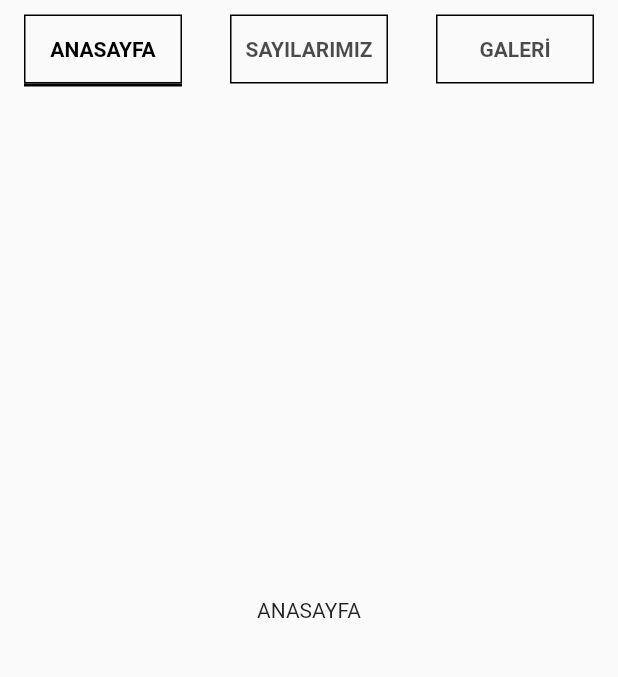
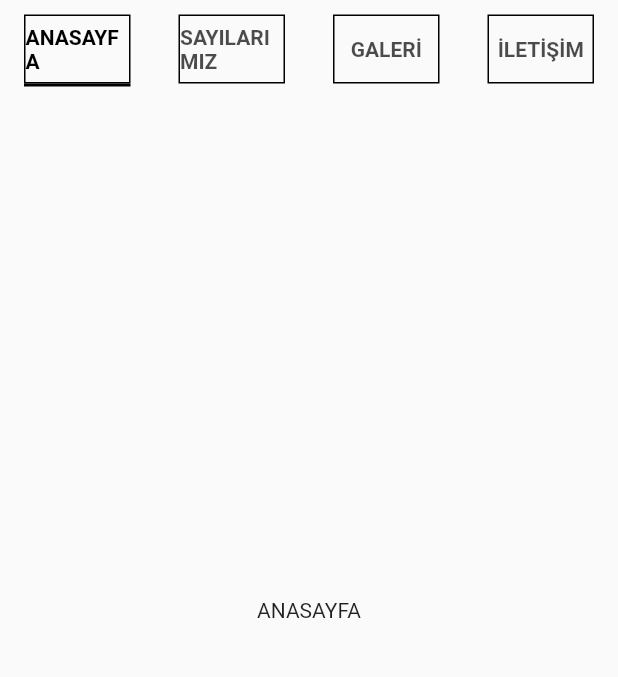
Before and after one commit to tahsin-emre/kaplumbagafanzin, a Flutter app: the screen it shows after launch, on a phone screen of 412 x 824 dp, the part 101-778 px from its top. Run offline on Flutter 3.47's test engine with Material 2 defaults, Android fonts, the phone set to English and light mode, and no system bars.

Commit message:
navigator 3

```diff
--- a/lib/home.dart
+++ b/lib/home.dart
@@ -12,7 +12,8 @@ class _HomeState extends State<Home> with SingleTickerProviderStateMixin {
   late TabController _tabcontroller;
   @override
   void initState() {
-    _tabcontroller = TabController(length: 3, vsync: this, initialIndex: 0);
+    _tabcontroller =
+        TabController(length: tabs.length, vsync: this, initialIndex: 0);
     super.initState();
   }
 
@@ -61,26 +62,7 @@ class _HomeState extends State<Home> with SingleTickerProviderStateMixin {
         labelColor: Colors.black,
         controller: _tabcontroller,
         overlayColor: MaterialStateProperty.all(Colors.transparent),
-        tabs: [
-          Tab(
-            child: Container(
-              decoration: BoxDecoration(border: Border.all()),
-              child: Center(child: Text('ANASAYFA')),
-            ),
-          ),
-          Tab(
-            child: Container(
-              decoration: BoxDecoration(border: Border.all()),
-              child: Center(child: Text('SAYILARIMIZ')),
-            ),
-          ),
-          Tab(
-            child: Container(
-              decoration: BoxDecoration(border: Border.all()),
-              child: Center(child: Text('GALERİ')),
-            ),
-          ),
-        ],
+        tabs: tabs,
       ),
     );
   }
@@ -89,7 +71,7 @@ class _HomeState extends State<Home> with SingleTickerProviderStateMixin {
     return TabBarView(
       controller: _tabcontroller,
       physics: NeverScrollableScrollPhysics(),
-      children: [Anasayfa(), Sayilarimiz(), Galeri()],
+      children: [Anasayfa(), Sayilarimiz(), Galeri(), Galeri()],
     );
   }
 
@@ -108,4 +90,33 @@ class _HomeState extends State<Home> with SingleTickerProviderStateMixin {
       ),
     );
   }
+
+  List<Widget> get tabs {
+    return [
+      Tab(
+        child: Container(
+          decoration: BoxDecoration(border: Border.all()),
+          child: Center(child: Text('ANASAYFA')),
+        ),
+      ),
+      Tab(
+        child: Container(
+          decoration: BoxDecoration(border: Border.all()),
+          child: Center(child: Text('SAYILARIMIZ')),
+        ),
+      ),
+      Tab(
+        child: Container(
+          decoration: BoxDecoration(border: Border.all()),
+          child: Center(child: Text('GALERİ')),
+        ),
+      ),
+      Tab(
+        child: Container(
+          decoration: BoxDecoration(border: Border.all()),
+          child: Center(child: Text('İLETİŞİM')),
+        ),
+      ),
+    ];
+  }
 }
```
